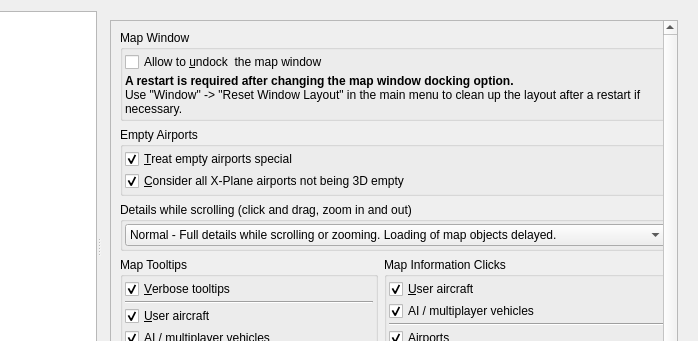
Qt form src/options/options.ui (albar965/littlenavmap) before a commit; both pictures show x 202 to 900 and y 0 to 341 of the 900 by 520 pixel window.
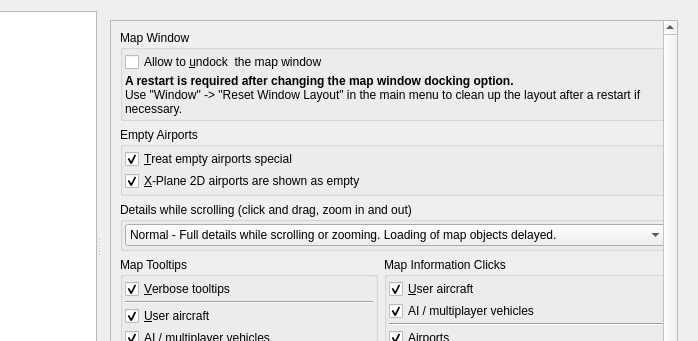
The same form after that commit. The open tabs and pages were chosen to show the change.

Commit message: Changed tooltips and labels for empty airport checkboxes

Patch:
```diff
--- a/src/options/options.ui
+++ b/src/options/options.ui
@@ -1473,8 +1473,8 @@
             <rect>
              <x>0</x>
              <y>0</y>
-             <width>583</width>
-             <height>552</height>
+             <width>595</width>
+             <height>565</height>
             </rect>
            </property>
            <layout class="QGridLayout" name="gridLayout_12">
@@ -1619,7 +1619,7 @@
 The aiports toolbar button can be used to disable them if this checkbox is enabled.</string>
                  </property>
                  <property name="text">
-                  <string>&amp;Consider all X-Plane airports not being 3D empty</string>
+                  <string>&amp;X-Plane 2D airports are shown as empty</string>
                  </property>
                  <property name="checked">
                   <bool>true</bool>
```
Left out of the diff: 42 changed lines with no effect on the pictures.
